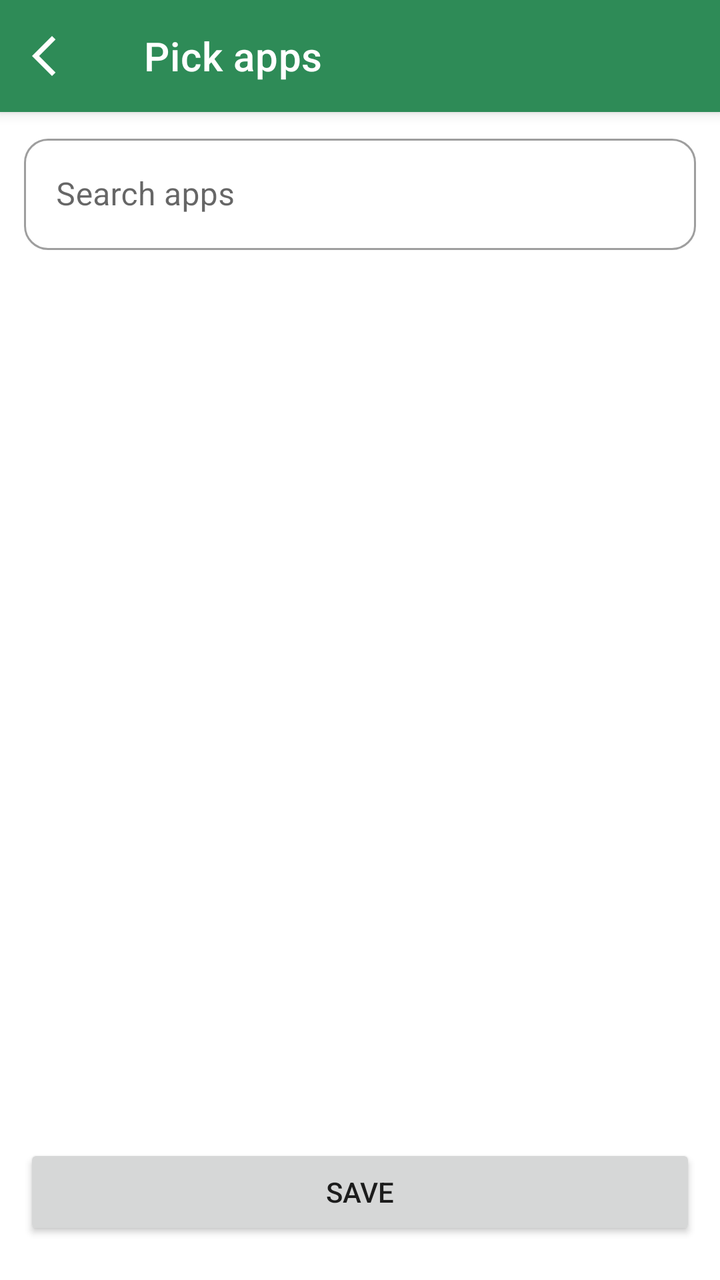
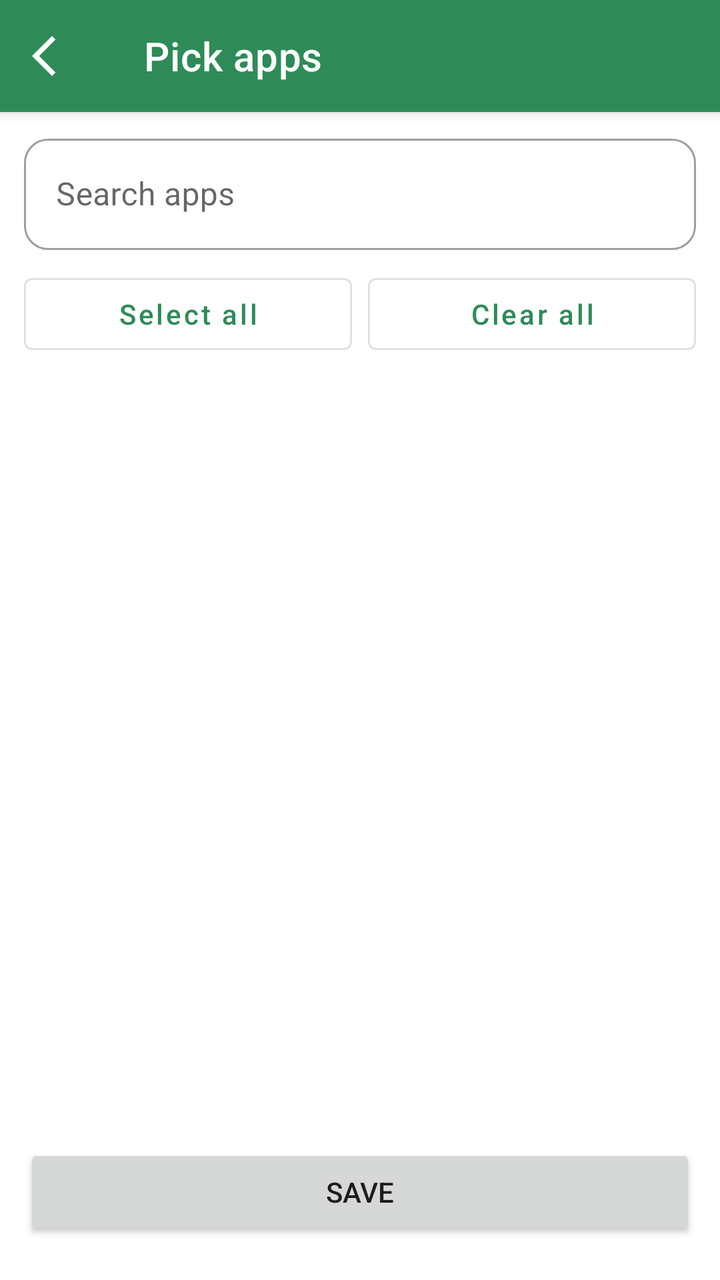

Before-and-after screenshots of an Android layout around one commit, followed by the original layout XML and the change that was made.
<!-- AndroidManifest.xml: application theme Theme.Switchly -->
<!-- res/layout/activity_app_picker.xml -->
<?xml version="1.0" encoding="utf-8"?>
<androidx.coordinatorlayout.widget.CoordinatorLayout
    xmlns:android="http://schemas.android.com/apk/res/android"
    xmlns:app="http://schemas.android.com/apk/res-auto"
    android:layout_width="match_parent"
    android:layout_height="match_parent">

    
    <com.google.android.material.appbar.AppBarLayout
        android:layout_width="match_parent"
        android:layout_height="wrap_content"
        android:fitsSystemWindows="true">

        <com.google.android.material.appbar.MaterialToolbar
            android:id="@+id/toolbar"
            style="@style/Switchly.TopBar"
            android:layout_width="match_parent"
            android:layout_height="wrap_content"
            android:minHeight="?attr/actionBarSize"
            app:title="@string/pick_apps"
            app:navigationIcon="@drawable/arrow_back_ios_24" />
    </com.google.android.material.appbar.AppBarLayout>

    
    <LinearLayout
        android:id="@+id/content"
        android:layout_width="match_parent"
        android:layout_height="match_parent"
        android:orientation="vertical"
        android:paddingStart="12dp"
        android:paddingEnd="12dp"
        android:paddingBottom="12dp"
        app:layout_behavior="@string/appbar_scrolling_view_behavior">

        
        <com.google.android.material.textfield.TextInputLayout
            android:id="@+id/searchBox"
            android:layout_width="match_parent"
            android:layout_height="wrap_content"
            android:layout_marginTop="8dp"
            app:endIconMode="clear_text">

            <com.google.android.material.textfield.TextInputEditText
                android:id="@+id/etSearch"
                android:layout_width="match_parent"
                android:layout_height="wrap_content"
                android:hint="@string/search_apps"
                android:imeOptions="actionSearch"
                android:inputType="text" />
        </com.google.android.material.textfield.TextInputLayout>

        
        <androidx.recyclerview.widget.RecyclerView
            android:id="@+id/rvApps"
            android:layout_width="match_parent"
            android:layout_height="0dp"
            android:layout_weight="1"
            android:layout_marginTop="12dp"
            android:clipToPadding="false"
            android:paddingBottom="32dp" />

        
        <Button
            android:id="@+id/btnSave"
            android:layout_width="match_parent"
            android:layout_height="wrap_content"
            android:text="@string/save"
            android:layout_marginTop="8dp"
            android:layout_marginBottom="8dp" />
    </LinearLayout>

</androidx.coordinatorlayout.widget.CoordinatorLayout>
<!-- resources referenced by this layout -->
<resources>
  <!-- drawable arrow_back_ios_24 (drawable) -->
  <vector xmlns:android="http://schemas.android.com/apk/res/android"
      android:width="24dp"
      android:height="24dp"
      android:viewportWidth="960"
      android:viewportHeight="960">
    <path
        android:pathData="M400,880 L0,480l400,-400 71,71 -329,329 329,329 -71,71Z"
        android:fillColor="?attr/colorOnSurface"/>
  </vector>
  <string name="pick_apps">Pick apps</string>
  <string name="save">Save</string>
  <string name="search_apps">Search apps</string>
  <style name="Switchly.TopBar" parent="Widget.MaterialComponents.Toolbar">
          
          <item name="android:background">?attr/colorPrimary</item>
          <item name="backgroundTint">?attr/colorPrimary</item>
  
          
          <item name="titleTextColor">@android:color/white</item>
  
          
          <item name="navigationIconTint">@android:color/white</item>
      </style>
  <color name="accent_default_green">#2E8B57</color>
  <style name="Switchly.Button" parent="Widget.MaterialComponents.Button">
          <item name="backgroundTint">?attr/colorPrimary</item>
          <item name="android:textColor">@android:color/white</item>
          <item name="cornerRadius">16dp</item>
          <item name="android:textAllCaps">false</item>
          <item name="android:insetTop">0dp</item>
          <item name="android:insetBottom">0dp</item>
          <item name="android:minHeight">52dp</item>
      </style>
  <style name="Switchly.Fab" parent="Widget.MaterialComponents.FloatingActionButton">
          <item name="backgroundTint">?attr/colorPrimary</item>
          <item name="tint">@android:color/white</item>
      </style>
  <style name="Switchly.Card" parent="Widget.MaterialComponents.CardView">
          <item name="shapeAppearance">@style/ShapeAppearance.Switchly.Card</item>
          <item name="cardBackgroundColor">@color/switchly_card_bg</item>
          <item name="strokeColor">@color/switchly_card_stroke</item>
          <item name="strokeWidth">1dp</item>
          <item name="cardElevation">2dp</item>
          <item name="cardUseCompatPadding">true</item>
      </style>
  <style name="Switchly.TextInputLayout" parent="Widget.MaterialComponents.TextInputLayout.OutlinedBox">
          <item name="boxStrokeWidth">1dp</item>
          <item name="boxStrokeWidthFocused">2dp</item>
          <item name="boxCornerRadiusTopStart">12dp</item>
          <item name="boxCornerRadiusTopEnd">12dp</item>
          <item name="boxCornerRadiusBottomStart">12dp</item>
          <item name="boxCornerRadiusBottomEnd">12dp</item>
      </style>
  <style name="Switchly.AutoCompleteText" parent="Widget.MaterialComponents.AutoCompleteTextView.OutlinedBox">
          <item name="android:minHeight">56dp</item>
          <item name="android:paddingTop">12dp</item>
          <item name="android:paddingBottom">12dp</item>
          <item name="android:textAppearance">@style/TextAppearance.MaterialComponents.Body1</item>
      </style>
  <style name="ThemeOverlay.Switchly.Dialog" parent="ThemeOverlay.MaterialComponents.MaterialAlertDialog">
          <item name="colorControlActivated">?attr/colorPrimary</item>
          <item name="colorControlHighlight">?attr/colorPrimary</item>
          <item name="colorAccent">?attr/colorPrimary</item>
      </style>
  <style name="ShapeAppearance.Switchly.Card" parent="ShapeAppearance.MaterialComponents.LargeComponent">
          <item name="cornerFamily">rounded</item>
          <item name="cornerSize">26dp</item>
      </style>
  <color name="switchly_card_bg">#F7FFFFFF</color>
  <color name="switchly_card_stroke">#14000000</color>
  <!-- unchanged entries left out for length: 1 -->
</resources>

<!-- the commit's change to res/layout/activity_app_picker.xml (unified diff, before → after) -->
@@ -49,6 +49,31 @@
                 android:inputType="text" />
         </com.google.android.material.textfield.TextInputLayout>
 
+        <LinearLayout
+            android:id="@+id/bulkActionsRow"
+            android:layout_width="match_parent"
+            android:layout_height="wrap_content"
+            android:layout_marginTop="8dp"
+            android:orientation="horizontal">
+
+            <com.google.android.material.button.MaterialButton
+                android:id="@+id/btnSelectAll"
+                style="@style/Widget.MaterialComponents.Button.OutlinedButton"
+                android:layout_width="0dp"
+                android:layout_height="wrap_content"
+                android:layout_weight="1"
+                android:text="@string/app_picker_select_all" />
+
+            <com.google.android.material.button.MaterialButton
+                android:id="@+id/btnClearAll"
+                style="@style/Widget.MaterialComponents.Button.OutlinedButton"
+                android:layout_width="0dp"
+                android:layout_height="wrap_content"
+                android:layout_marginStart="8dp"
+                android:layout_weight="1"
+                android:text="@string/app_picker_clear_all" />
+        </LinearLayout>
+
         
         <androidx.recyclerview.widget.RecyclerView
             android:id="@+id/rvApps"
<!-- resource entries referenced after the edit -->
@@ -10,6 +10,8 @@
         android:pathData="M400,880 L0,480l400,-400 71,71 -329,329 329,329 -71,71Z"
         android:fillColor="?attr/colorOnSurface"/>
   </vector>
+  <string name="app_picker_clear_all">Clear all</string>
+  <string name="app_picker_select_all">Select all</string>
   <string name="pick_apps">Pick apps</string>
   <string name="save">Save</string>
   <string name="search_apps">Search apps</string>
